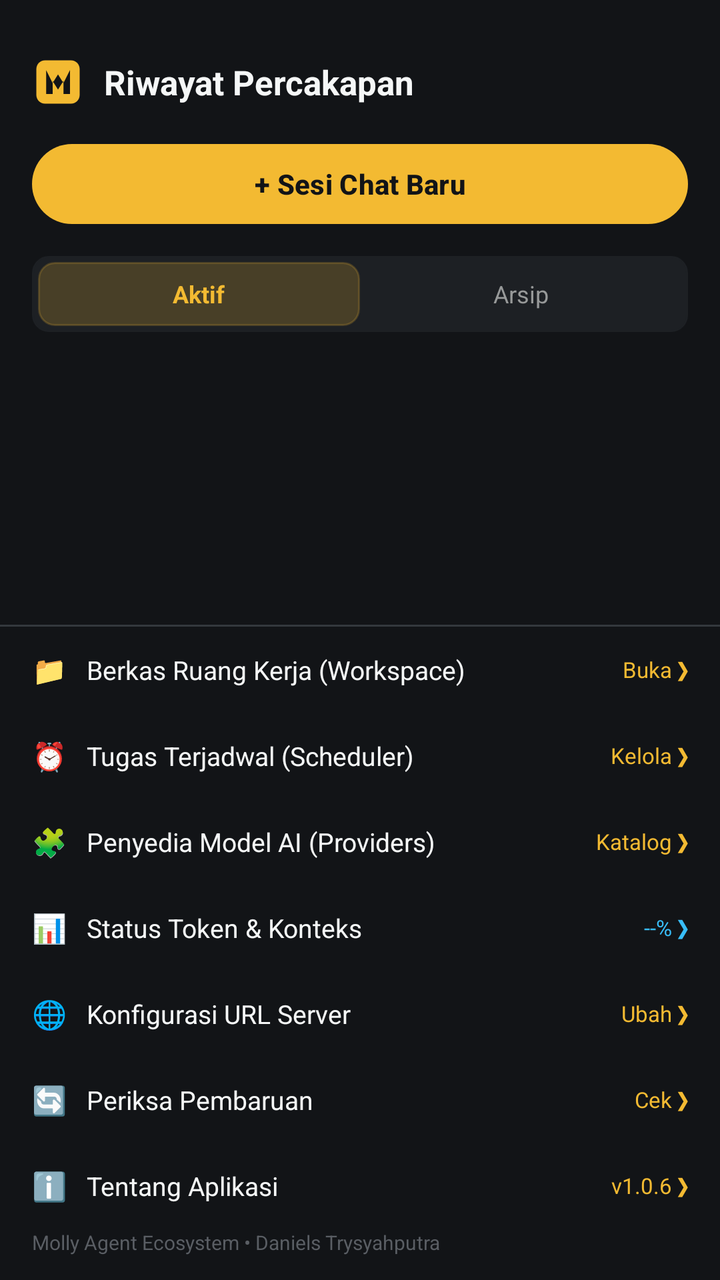
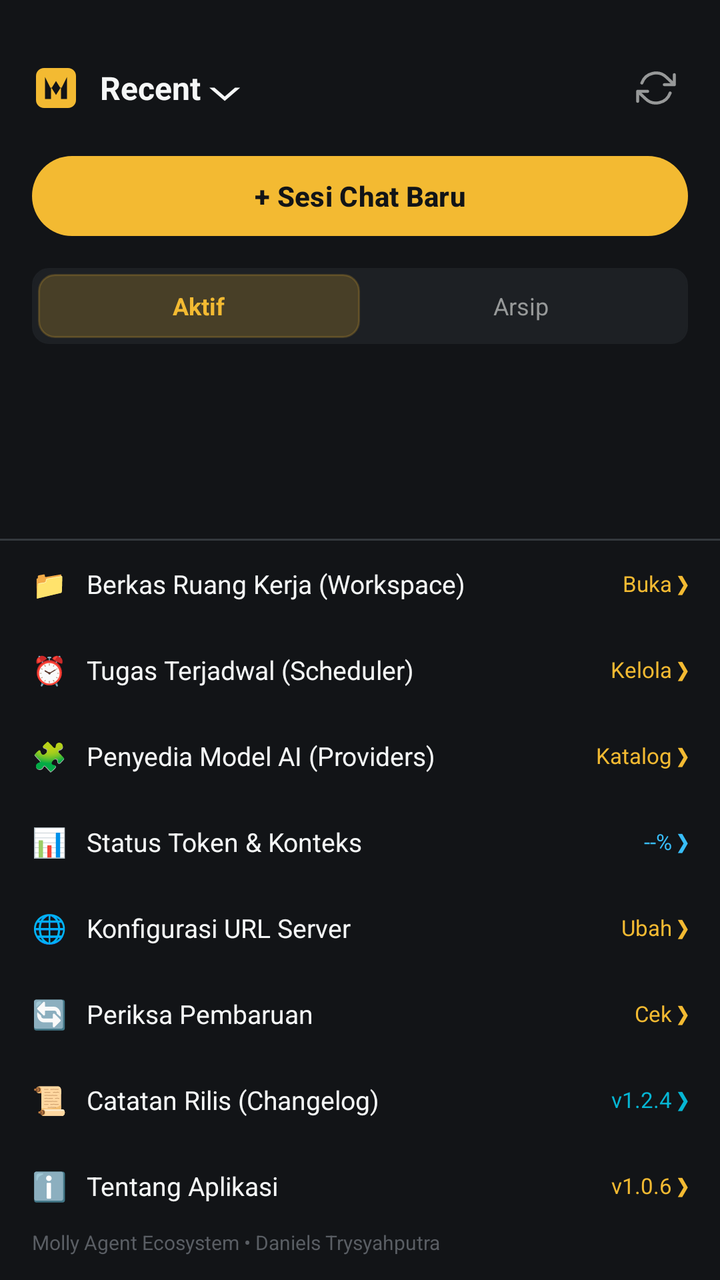

Compare the two renders of this Android layout. The source of the first and the diff that turns it into the second are given below.
<!-- AndroidManifest.xml: application theme Theme.MollyAgent -->
<!-- res/layout/layout_session_drawer.xml -->
<?xml version="1.0" encoding="utf-8"?>
<LinearLayout xmlns:android="http://schemas.android.com/apk/res/android"
    xmlns:app="http://schemas.android.com/apk/res-auto"
    android:layout_width="300dp"
    android:layout_height="match_parent"
    android:layout_gravity="start"
    android:background="@color/bg_dark"
    android:clickable="true"
    android:focusable="true"
    android:orientation="vertical"
    android:paddingTop="28dp">

    
    <LinearLayout
        android:layout_width="match_parent"
        android:layout_height="wrap_content"
        android:gravity="center_vertical"
        android:orientation="horizontal"
        android:paddingHorizontal="16dp"
        android:paddingBottom="14dp">

        <ImageView
            android:layout_width="26dp"
            android:layout_height="26dp"
            android:contentDescription="Molly"
            android:src="@drawable/ic_molly_logo" />

        <TextView
            android:layout_width="0dp"
            android:layout_height="wrap_content"
            android:layout_marginStart="10dp"
            android:layout_weight="1"
            android:text="Riwayat Percakapan"
            android:textColor="@color/text_white"
            android:textSize="17sp"
            android:textStyle="bold" />
    </LinearLayout>

    
    <com.google.android.material.button.MaterialButton
        android:id="@+id/btnDrawerNewSession"
        android:layout_width="match_parent"
        android:layout_height="48dp"
        android:layout_marginHorizontal="16dp"
        android:layout_marginBottom="12dp"
        android:text="+ Sesi Chat Baru"
        android:textColor="#121417"
        android:textSize="14sp"
        android:textStyle="bold"
        app:backgroundTint="@color/primary_gold"
        app:cornerRadius="24dp" />

    
    <LinearLayout
        android:layout_width="match_parent"
        android:layout_height="wrap_content"
        android:layout_marginHorizontal="16dp"
        android:layout_marginBottom="10dp"
        android:background="@drawable/bg_action_pill"
        android:backgroundTint="@color/card_dark"
        android:orientation="horizontal"
        android:padding="3dp">

        <TextView
            android:id="@+id/tabActiveSessions"
            android:layout_width="0dp"
            android:layout_height="32dp"
            android:layout_weight="1"
            android:background="@drawable/bg_action_pill"
            android:backgroundTint="#33F3BA32"
            android:gravity="center"
            android:text="Aktif"
            android:textColor="@color/primary_gold"
            android:textSize="12sp"
            android:textStyle="bold" />

        <TextView
            android:id="@+id/tabArchivedSessions"
            android:layout_width="0dp"
            android:layout_height="32dp"
            android:layout_weight="1"
            android:background="@android:color/transparent"
            android:gravity="center"
            android:text="Arsip"
            android:textColor="@color/text_muted"
            android:textSize="12sp" />
    </LinearLayout>

    
    <androidx.recyclerview.widget.RecyclerView
        android:id="@+id/rvDrawerSessions"
        android:layout_width="match_parent"
        android:layout_height="0dp"
        android:layout_weight="1"
        android:clipToPadding="false"
        android:paddingVertical="4dp" />

    
    <TextView
        android:id="@+id/tvEmptySessions"
        android:layout_width="match_parent"
        android:layout_height="wrap_content"
        android:layout_marginTop="32dp"
        android:gravity="center"
        android:text="Belum ada sesi percakapan"
        android:textColor="@color/text_muted"
        android:textSize="13sp"
        android:visibility="gone" />

    
    <View
        android:layout_width="match_parent"
        android:layout_height="1dp"
        android:background="@color/border_dark" />

    
    <LinearLayout
        android:id="@+id/btnDrawerWorkspaceFiles"
        android:layout_width="match_parent"
        android:layout_height="wrap_content"
        android:background="?selectableItemBackground"
        android:clickable="true"
        android:focusable="true"
        android:gravity="center_vertical"
        android:orientation="horizontal"
        android:paddingHorizontal="16dp"
        android:paddingVertical="12dp">

        <TextView
            android:layout_width="wrap_content"
            android:layout_height="wrap_content"
            android:text="📁"
            android:textSize="14sp" />

        <TextView
            android:layout_width="0dp"
            android:layout_height="wrap_content"
            android:layout_marginStart="10dp"
            android:layout_weight="1"
            android:text="Berkas Ruang Kerja (Workspace)"
            android:textColor="@color/text_white"
            android:textSize="13sp" />

        <TextView
            android:layout_width="wrap_content"
            android:layout_height="wrap_content"
            android:text="Buka ❯"
            android:textColor="@color/primary_gold"
            android:textSize="11sp" />
    </LinearLayout>

    
    <LinearLayout
        android:id="@+id/btnDrawerScheduler"
        android:layout_width="match_parent"
        android:layout_height="wrap_content"
        android:background="?selectableItemBackground"
        android:clickable="true"
        android:focusable="true"
        android:gravity="center_vertical"
        android:orientation="horizontal"
        android:paddingHorizontal="16dp"
        android:paddingVertical="12dp">

        <TextView
            android:layout_width="wrap_content"
            android:layout_height="wrap_content"
            android:text="⏰"
            android:textSize="14sp" />

        <TextView
            android:layout_width="0dp"
            android:layout_height="wrap_content"
            android:layout_marginStart="10dp"
            android:layout_weight="1"
            android:text="Tugas Terjadwal (Scheduler)"
            android:textColor="@color/text_white"
            android:textSize="13sp" />

        <TextView
            android:layout_width="wrap_content"
            android:layout_height="wrap_content"
            android:text="Kelola ❯"
            android:textColor="@color/primary_gold"
            android:textSize="11sp" />
    </LinearLayout>

    
    <LinearLayout
        android:id="@+id/btnDrawerProviders"
        android:layout_width="match_parent"
        android:layout_height="wrap_content"
        android:background="?selectableItemBackground"
        android:clickable="true"
        android:focusable="true"
        android:gravity="center_vertical"
        android:orientation="horizontal"
        android:paddingHorizontal="16dp"
        android:paddingVertical="12dp">

        <TextView
            android:layout_width="wrap_content"
            android:layout_height="wrap_content"
            android:text="🧩"
            android:textSize="14sp" />

        <TextView
            android:layout_width="0dp"
            android:layout_height="wrap_content"
            android:layout_marginStart="10dp"
            android:layout_weight="1"
            android:text="Penyedia Model AI (Providers)"
            android:textColor="@color/text_white"
            android:textSize="13sp" />

        <TextView
            android:layout_width="wrap_content"
            android:layout_height="wrap_content"
            android:text="Katalog ❯"
            android:textColor="@color/primary_gold"
            android:textSize="11sp" />
    </LinearLayout>

    
    <LinearLayout
        android:id="@+id/btnDrawerStatus"
        android:layout_width="match_parent"
        android:layout_height="wrap_content"
        android:background="?selectableItemBackground"
        android:clickable="true"
        android:focusable="true"
        android:gravity="center_vertical"
        android:orientation="horizontal"
        android:paddingHorizontal="16dp"
        android:paddingVertical="12dp">

        <TextView
            android:layout_width="wrap_content"
            android:layout_height="wrap_content"
            android:text="📊"
            android:textSize="14sp" />

        <TextView
            android:layout_width="0dp"
            android:layout_height="wrap_content"
            android:layout_marginStart="10dp"
            android:layout_weight="1"
            android:text="Status Token &amp; Konteks"
            android:textColor="@color/text_white"
            android:textSize="13sp" />

        <TextView
            android:id="@+id/tvDrawerStatusBadge"
            android:layout_width="wrap_content"
            android:layout_height="wrap_content"
            android:text="--% ❯"
            android:textColor="#38BDF8"
            android:textSize="11sp" />
    </LinearLayout>

    
    <LinearLayout
        android:id="@+id/btnDrawerServerConfig"
        android:layout_width="match_parent"
        android:layout_height="wrap_content"
        android:background="?selectableItemBackground"
        android:clickable="true"
        android:focusable="true"
        android:gravity="center_vertical"
        android:orientation="horizontal"
        android:paddingHorizontal="16dp"
        android:paddingVertical="12dp">

        <TextView
            android:layout_width="wrap_content"
            android:layout_height="wrap_content"
            android:text="🌐"
            android:textSize="14sp" />

        <TextView
            android:layout_width="0dp"
            android:layout_height="wrap_content"
            android:layout_marginStart="10dp"
            android:layout_weight="1"
            android:text="Konfigurasi URL Server"
            android:textColor="@color/text_white"
            android:textSize="13sp" />

        <TextView
            android:id="@+id/tvDrawerServerBadge"
            android:layout_width="wrap_content"
            android:layout_height="wrap_content"
            android:text="Ubah ❯"
            android:textColor="@color/primary_gold"
            android:textSize="11sp" />
    </LinearLayout>

    
    <LinearLayout
        android:id="@+id/btnDrawerCheckUpdate"
        android:layout_width="match_parent"
        android:layout_height="wrap_content"
        android:background="?selectableItemBackground"
        android:clickable="true"
        android:focusable="true"
        android:gravity="center_vertical"
        android:orientation="horizontal"
        android:paddingHorizontal="16dp"
        android:paddingVertical="12dp">

        <TextView
            android:layout_width="wrap_content"
            android:layout_height="wrap_content"
            android:text="🔄"
            android:textSize="14sp" />

        <TextView
            android:layout_width="0dp"
            android:layout_height="wrap_content"
            android:layout_marginStart="10dp"
            android:layout_weight="1"
            android:text="Periksa Pembaruan"
            android:textColor="@color/text_white"
            android:textSize="13sp" />

        <TextView
            android:id="@+id/tvDrawerUpdateBadge"
            android:layout_width="wrap_content"
            android:layout_height="wrap_content"
            android:text="Cek ❯"
            android:textColor="@color/primary_gold"
            android:textSize="11sp" />
    </LinearLayout>

    
    <LinearLayout
        android:id="@+id/btnDrawerAbout"
        android:layout_width="match_parent"
        android:layout_height="wrap_content"
        android:background="?selectableItemBackground"
        android:clickable="true"
        android:focusable="true"
        android:gravity="center_vertical"
        android:orientation="horizontal"
        android:paddingHorizontal="16dp"
        android:paddingVertical="12dp">

        <TextView
            android:layout_width="wrap_content"
            android:layout_height="wrap_content"
            android:text="ℹ️"
            android:textSize="14sp" />

        <TextView
            android:layout_width="0dp"
            android:layout_height="wrap_content"
            android:layout_marginStart="10dp"
            android:layout_weight="1"
            android:text="Tentang Aplikasi"
            android:textColor="@color/text_white"
            android:textSize="13sp" />

        <TextView
            android:layout_width="wrap_content"
            android:layout_height="wrap_content"
            android:text="v1.0.6 ❯"
            android:textColor="@color/primary_gold"
            android:textSize="11sp" />
    </LinearLayout>

    <TextView
        android:id="@+id/tvDrawerFooter"
        android:layout_width="match_parent"
        android:layout_height="wrap_content"
        android:paddingHorizontal="16dp"
        android:paddingBottom="12dp"
        android:text="Molly Agent Ecosystem • Daniels Trysyahputra"
        android:textColor="#5A5E64"
        android:textSize="10sp" />

</LinearLayout>
<!-- resources referenced by this layout -->
<resources>
  <color name="bg_dark">#121417</color>
  <color name="border_dark">#34383D</color>
  <color name="card_dark">#1D2024</color>
  <color name="primary_gold">#F3BA32</color>
  <color name="text_muted">#979999</color>
  <color name="text_white">#F5F7F7</color>
  <!-- drawable bg_action_pill (drawable) -->
  <?xml version="1.0" encoding="utf-8"?>
  <shape xmlns:android="http://schemas.android.com/apk/res/android"
      android:shape="rectangle">
      <solid android:color="#242830" />
      <stroke
          android:width="1dp"
          android:color="#363C48" />
      <corners android:radius="8dp" />
      <padding
          android:bottom="5dp"
          android:left="9dp"
          android:right="9dp"
          android:top="5dp" />
  </shape>
  <!-- drawable ic_molly_logo (drawable) -->
  <vector xmlns:android="http://schemas.android.com/apk/res/android"
      android:width="96dp"
      android:height="96dp"
      android:viewportWidth="96"
      android:viewportHeight="96">
      
      <path
          android:fillColor="#F3BA32"
          android:pathData="M24,8 L72,8 C80.8,8 88,15.2 88,24 L88,72 C88,80.8 80.8,88 72,88 L24,88 C15.2,88 8,80.8 8,72 L8,24 C8,15.2 15.2,8 24,8 Z" />
      
      <path
          android:fillColor="#121417"
          android:pathData="M26,70 L26,26 L38,50 L48,34 L58,50 L70,26 L70,70 L58,70 L58,46 L48,62 L38,46 L38,70 Z" />
  </vector>
  <style name="Theme.MollyAgent" parent="Theme.Material3.Dark.NoActionBar">
          <item name="colorPrimary">@color/primary_gold</item>
          <item name="colorPrimaryDark">@color/primary_gold_dark</item>
          <item name="colorSecondary">@color/primary_gold</item>
          <item name="android:windowBackground">@color/bg_dark</item>
          <item name="android:statusBarColor">@color/bg_dark</item>
          <item name="android:navigationBarColor">@color/bg_dark</item>
      </style>
  <color name="primary_gold_dark">#E2AB28</color>
</resources>

<!-- the commit's change to res/layout/layout_session_drawer.xml (unified diff, before → after) -->
@@ -20,20 +20,31 @@
         android:paddingBottom="14dp">
 
         <ImageView
-            android:layout_width="26dp"
-            android:layout_height="26dp"
+            android:layout_width="24dp"
+            android:layout_height="24dp"
             android:contentDescription="Molly"
             android:src="@drawable/ic_molly_logo" />
 
         <TextView
-            android:layout_width="0dp"
-            android:layout_height="wrap_content"
-            android:layout_marginStart="10dp"
-            android:layout_weight="1"
-            android:text="Riwayat Percakapan"
-            android:textColor="@color/text_white"
-            android:textSize="17sp"
+            android:id="@+id/tvDrawerHeaderRecent"
+            android:layout_width="0dp"
+            android:layout_height="wrap_content"
+            android:layout_marginStart="10dp"
+            android:layout_weight="1"
+            android:text="Recent ⌵"
+            android:textColor="@color/text_white"
+            android:textSize="16sp"
             android:textStyle="bold" />
+
+        <ImageView
+            android:id="@+id/btnRefreshSessions"
+            android:layout_width="32dp"
+            android:layout_height="32dp"
+            android:background="?selectableItemBackgroundBorderless"
+            android:contentDescription="Perbarui Riwayat"
+            android:padding="6dp"
+            android:src="@drawable/ic_refresh"
+            app:tint="@color/text_muted" />
     </LinearLayout>
 
     
@@ -334,6 +345,43 @@
 
     
     <LinearLayout
+        android:id="@+id/btnDrawerChangelog"
+        android:layout_width="match_parent"
+        android:layout_height="wrap_content"
+        android:background="?selectableItemBackground"
+        android:clickable="true"
+        android:focusable="true"
+        android:gravity="center_vertical"
+        android:orientation="horizontal"
+        android:paddingHorizontal="16dp"
+        android:paddingVertical="12dp">
+
+        <TextView
+            android:layout_width="wrap_content"
+            android:layout_height="wrap_content"
+            android:text="📜"
+            android:textSize="14sp" />
+
+        <TextView
+            android:layout_width="0dp"
+            android:layout_height="wrap_content"
+            android:layout_marginStart="10dp"
+            android:layout_weight="1"
+            android:text="Catatan Rilis (Changelog)"
+            android:textColor="@color/text_white"
+            android:textSize="13sp" />
+
+        <TextView
+            android:id="@+id/tvDrawerChangelogBadge"
+            android:layout_width="wrap_content"
+            android:layout_height="wrap_content"
+            android:text="v1.2.4 ❯"
+            android:textColor="#06B6D4"
+            android:textSize="11sp" />
+    </LinearLayout>
+
+    
+    <LinearLayout
         android:id="@+id/btnDrawerAbout"
         android:layout_width="match_parent"
         android:layout_height="wrap_content"
<!-- resource entries referenced after the edit -->
@@ -36,6 +36,20 @@
           android:fillColor="#121417"
           android:pathData="M26,70 L26,26 L38,50 L48,34 L58,50 L70,26 L70,70 L58,70 L58,46 L48,62 L38,46 L38,70 Z" />
   </vector>
+  <!-- drawable ic_refresh (drawable) -->
+  <vector xmlns:android="http://schemas.android.com/apk/res/android"
+      android:width="18dp"
+      android:height="18dp"
+      android:viewportWidth="24"
+      android:viewportHeight="24">
+      <path
+          android:fillColor="#00000000"
+          android:strokeColor="#9CA3AF"
+          android:strokeWidth="1.8"
+          android:strokeLineCap="round"
+          android:strokeLineJoin="round"
+          android:pathData="M23 4v6h-6M1 20v-6h6M3.51 9a9 9 0 0 1 14.85-3.36L23 10M1 14l4.64 4.36A9 9 0 0 0 20.49 15" />
+  </vector>
   <style name="Theme.MollyAgent" parent="Theme.Material3.Dark.NoActionBar">
           <item name="colorPrimary">@color/primary_gold</item>
           <item name="colorPrimaryDark">@color/primary_gold_dark</item>
